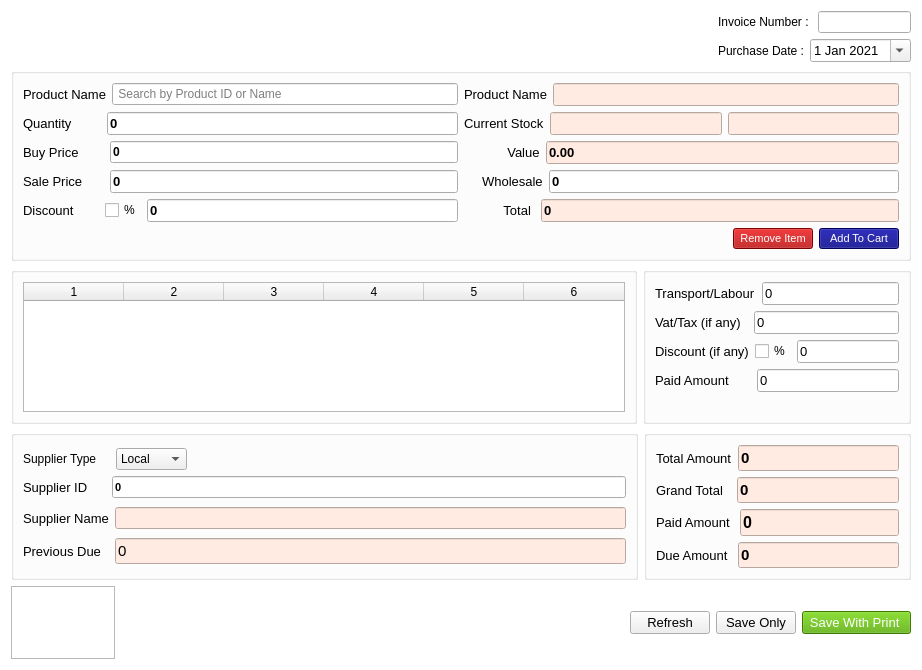
Above: ui/purchase1.ui from ansarul543/pos-inventory before the change. Below: the same form after it.
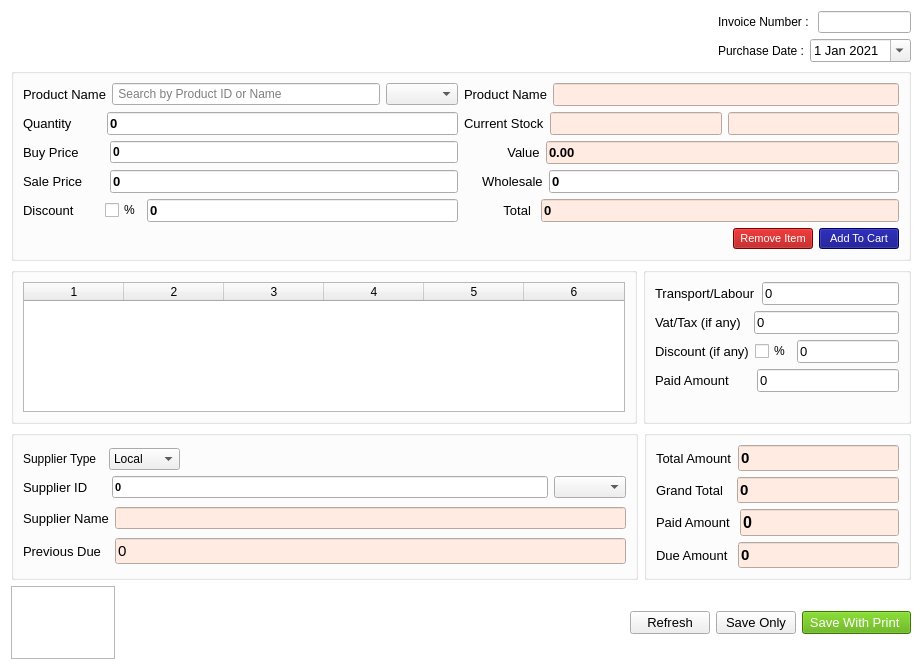
That is the form after the change.

```diff
--- a/ui/purchase1.ui
+++ b/ui/purchase1.ui
@@ -122,7 +122,7 @@
                </font>
               </property>
               <property name="text">
-               <string>Supplier Type    </string>
+               <string>Supplier Type  </string>
               </property>
              </widget>
             </item>
@@ -193,6 +193,9 @@
               </property>
              </widget>
             </item>
+            <item>
+             <widget class="QComboBox" name="combosupplier"/>
+            </item>
            </layout>
           </item>
          </layout>
@@ -496,6 +499,13 @@
             </property>
            </widget>
           </item>
+          <item row="0" column="2">
+           <widget class="QComboBox" name="comboproduct">
+            <property name="currentText">
+             <string/>
+            </property>
+           </widget>
+          </item>
          </layout>
         </item>
         <item row="0" column="1">
```
